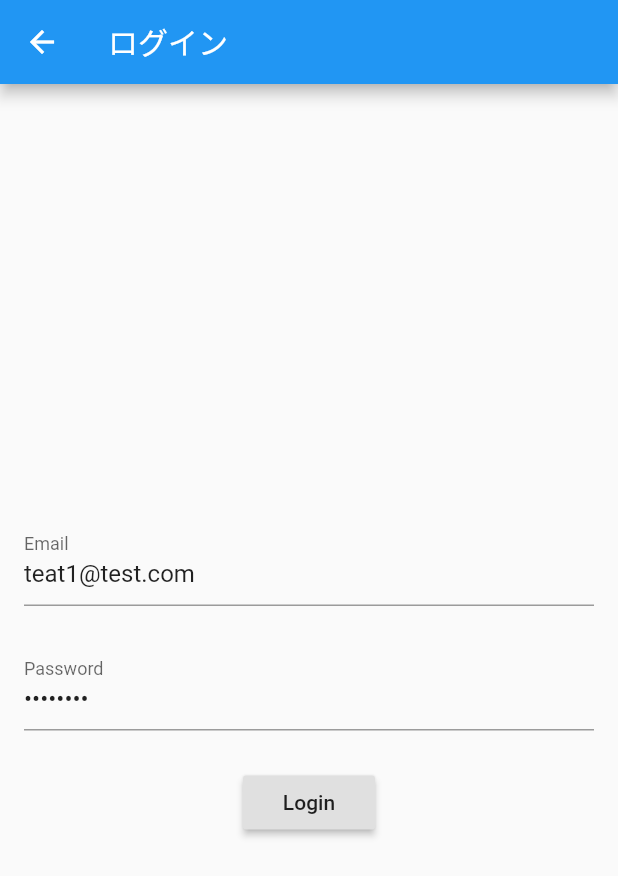
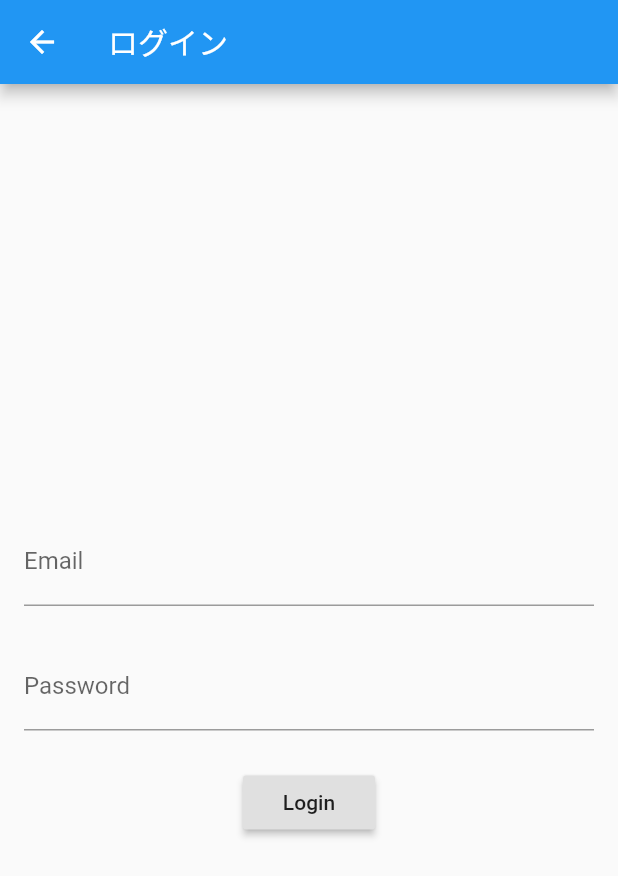
Before and after one commit to shotaro427/ImageShareApp, a Flutter app: the _SignInWithEmailWidget screen opened directly, on a phone screen of 412 x 824 dp. Shown: the top 876 px of the screen. Run offline on Flutter 3.47's test engine with Material 2 defaults, Android fonts, the phone set to English and light mode, and no system bars; our stand-ins replace cloud_firestore, firebase_auth, firebase_storage, flutter_native_image, freezed_annotation, google_sign_in and 5 more; missing offline and left inert: firebase_admob, flutter_state_notifier; accounts and stored records are empty; generated files the repository leaves out were written again.

```diff
--- a/lib/widgets/sing_in/sign_in_with_input.dart
+++ b/lib/widgets/sing_in/sign_in_with_input.dart
@@ -28,8 +28,8 @@ class _SignInWithEmailWidget extends StatelessWidget {
   @override
   Widget build(BuildContext context) {
 
-    emailInputController.text = "teat1@test.com";
-    passwordInputController.text = "password";
+    // emailInputController.text = "teat1@test.com";
+    // passwordInputController.text = "password";
 
     return Stack(
       children: <Widget>[
```
Also changed, not shown: 3 other files.
